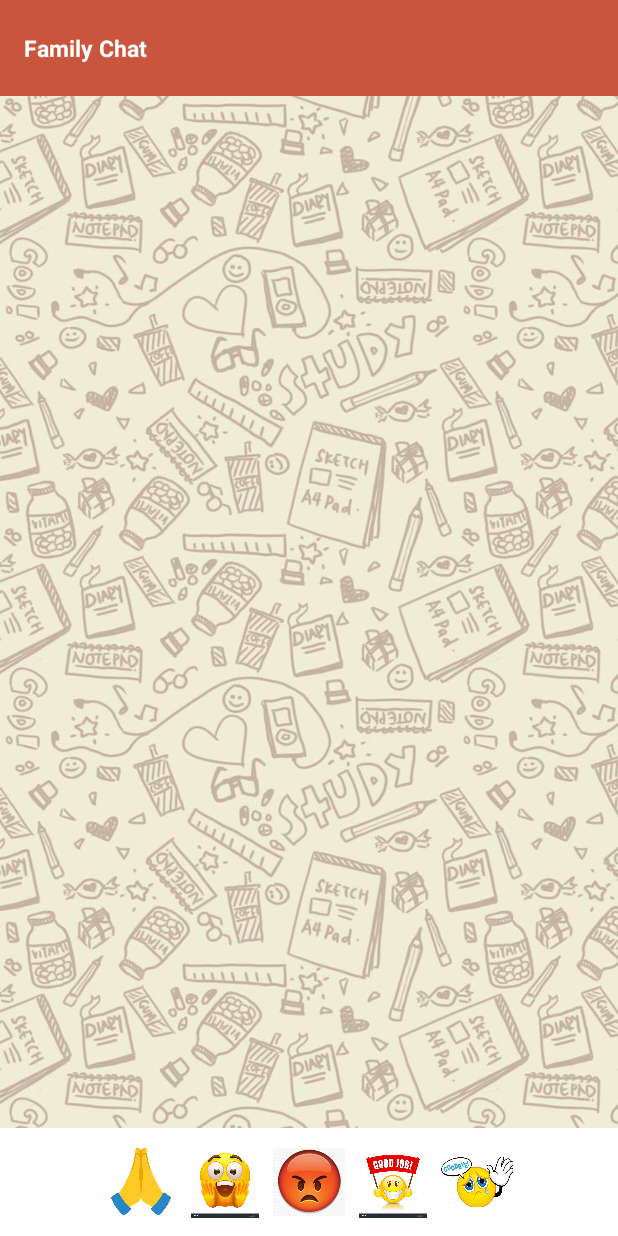
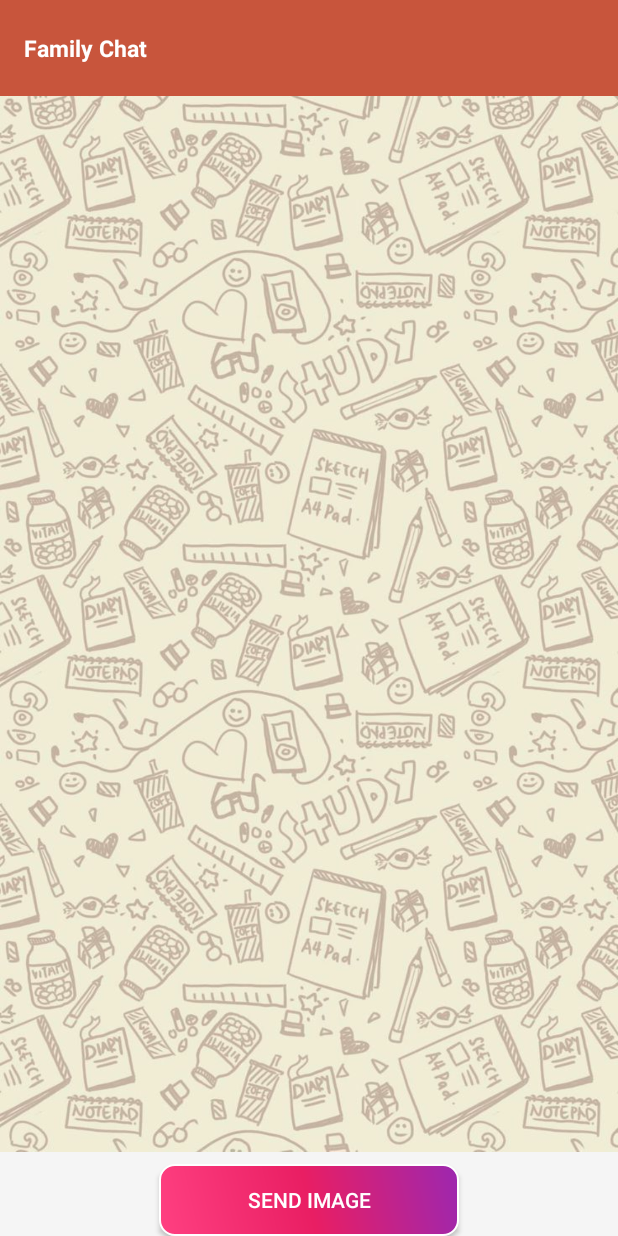
Before and after one commit to Naresh88815/ChatImage, an Android app: the screen it shows after launch (MainActivity), on a phone screen of 412 x 824 dp. Run offline under Robolectric (Android 15) with nearby library versions, the phone set to English and light mode, and no system bars; our stand-ins replace Room's generated code.

Commit message:
Commit after changes

```diff
--- a/app/build.gradle
+++ b/app/build.gradle
@@ -49,4 +49,7 @@ dependencies {
     implementation libs.androidx.lifecycle.viewmodel
     implementation libs.androidx.lifecycle.viewmodel.ktx
     implementation libs.androidx.lifecycle.livedata
+
+    implementation libs.glide // Latest stable version as of now
+    annotationProcessor libs.compiler // For Glide annotation processing
 }
--- a/app/src/main/AndroidManifest.xml
+++ b/app/src/main/AndroidManifest.xml
@@ -1,6 +1,8 @@
 <?xml version="1.0" encoding="utf-8"?>
 <manifest xmlns:android="http://schemas.android.com/apk/res/android"
     xmlns:tools="http://schemas.android.com/tools">
+    <uses-permission android:name="android.permission.READ_EXTERNAL_STORAGE" />
+    <uses-permission android:name="android.permission.WRITE_EXTERNAL_STORAGE" />
 
     <application
         android:allowBackup="true"
--- a/app/src/main/java/com/application/chatimage/AppDatabase.java
+++ b/app/src/main/java/com/application/chatimage/AppDatabase.java
@@ -5,12 +5,13 @@ import androidx.room.Database;
 import androidx.room.Room;
 import androidx.room.RoomDatabase;
 
-@Database(entities = {ChatMessage.class}, version = 1)
+@Database(entities = {ChatMessage.class}, version = 2)
 public abstract class AppDatabase extends RoomDatabase {
     private static volatile AppDatabase INSTANCE;
+
     public abstract ChatMessageDao chatMessageDao();
 
-    public static AppDatabase getDatabase(final Context context) {
+    public static AppDatabase getInstance(final Context context) {
         if (INSTANCE == null) {
             synchronized (AppDatabase.class) {
                 if (INSTANCE == null) {
--- a/app/src/main/java/com/application/chatimage/ChatMessageDao.java
+++ b/app/src/main/java/com/application/chatimage/ChatMessageDao.java
@@ -8,15 +8,20 @@ import java.util.List;
 
 @Dao
 public interface ChatMessageDao {
+
+    // Query to get all chat messages ordered by timestamp
     @Query("SELECT * FROM messages ORDER BY timestamp ASC")
     LiveData<List<ChatMessage>> getAllMessages();
 
+    // Method to insert a chat message
     @Insert
     void insert(ChatMessage message);
 
+    // Query to delete all chat messages
     @Query("DELETE FROM messages")
     void deleteAllMessages();
 
+    // Query to get the count of all messages, returning LiveData for UI updates
     @Query("SELECT COUNT(*) FROM messages")
-    int getMessageCount();
+    LiveData<Integer> getMessageCount();
 }
--- a/app/src/main/java/com/application/chatimage/ChatRepository.java
+++ b/app/src/main/java/com/application/chatimage/ChatRepository.java
@@ -7,24 +7,22 @@ import java.util.concurrent.ExecutorService;
 import java.util.concurrent.Executors;
 
 public class ChatRepository {
-    private ChatMessageDao messageDao;
-    private LiveData<List<ChatMessage>> allMessages;
-    private ExecutorService executorService;
+    private final AppDatabase database;
+    private final ExecutorService executorService;
 
     public ChatRepository(Application application) {
-        AppDatabase db = AppDatabase.getDatabase(application);
-        messageDao = db.chatMessageDao();
-        allMessages = messageDao.getAllMessages();
-        executorService = Executors.newSingleThreadExecutor();
+        this.database = AppDatabase.getInstance(application);
+        this.executorService = Executors.newSingleThreadExecutor();
     }
 
+    // DAO methods
     public LiveData<List<ChatMessage>> getAllMessages() {
-        return allMessages;
+        return database.chatMessageDao().getAllMessages();
     }
 
     public void insert(ChatMessage message) {
         executorService.execute(() -> {
-            messageDao.insert(message);
+            database.chatMessageDao().insert(message);
         });
     }
 }
--- a/app/src/main/java/com/application/chatimage/MainActivity.java
+++ b/app/src/main/java/com/application/chatimage/MainActivity.java
@@ -1,18 +1,34 @@
 package com.application.chatimage;
 
+import android.content.Intent;
+import android.net.Uri;
 import android.os.Bundle;
 import android.widget.ImageButton;
+import android.widget.Button;
+import androidx.activity.result.ActivityResultLauncher;
+import androidx.activity.result.contract.ActivityResultContracts;
 import androidx.appcompat.app.AppCompatActivity;
 import androidx.lifecycle.ViewModelProvider;
+import androidx.recyclerview.widget.LinearLayoutManager;
 import androidx.recyclerview.widget.RecyclerView;
-import androidx.recyclerview.widget.LinearLayoutManager;
+import com.bumptech.glide.Glide;
 import java.util.ArrayList;
 
 public class MainActivity extends AppCompatActivity {
+
     private ChatViewModel chatViewModel;
     private RecyclerView chatRecyclerView;
     private ChatAdapter chatAdapter;
-    private ImageButton btnNamaste, btnSurprise, btnAngry, btnGoodJob, btnGoodbye;
+    private Button btnUploadImage;
+
+    // Initialize ActivityResultLauncher for image picking
+    private final ActivityResultLauncher<Intent> pickImageLauncher =
+            registerForActivityResult(new ActivityResultContracts.StartActivityForResult(), result -> {
+                if (result.getResultCode() == RESULT_OK && result.getData() != null) {
+                    Uri selectedImageUri = result.getData().getData();
+                    sendMessage(selectedImageUri.toString()); // Send the image URI
+                }
+            });
 
     @Override
     protected void onCreate(Bundle savedInstanceState) {
@@ -24,18 +40,14 @@ public class MainActivity extends AppCompatActivity {
 
         // Initialize views
         chatRecyclerView = findViewById(R.id.chatRecyclerView);
-        btnNamaste = findViewById(R.id.btnNamaste);
-        btnSurprise = findViewById(R.id.btnSurprise);
-        btnAngry = findViewById(R.id.btnAngry);
-        btnGoodJob = findViewById(R.id.btnGoodJob);
-        btnGoodbye = findViewById(R.id.btnGoodbye);
+        btnUploadImage = findViewById(R.id.btnUploadImage); // Button for uploading image
 
         // Setup RecyclerView
         chatRecyclerView.setLayoutManager(new LinearLayoutManager(this));
         chatAdapter = new ChatAdapter(new ArrayList<>());
         chatRecyclerView.setAdapter(chatAdapter);
 
-        // Observe messages
+        // Observe messages from ViewModel
         chatViewModel.getAllMessages().observe(this, messages -> {
             chatAdapter = new ChatAdapter(messages);
             chatRecyclerView.setAdapter(chatAdapter);
@@ -47,53 +59,55 @@ public class MainActivity extends AppCompatActivity {
     }
 
     private void setupButtonClickListeners() {
-        btnNamaste.setOnClickListener(v -> sendMessage(R.drawable.namaste));
-        btnSurprise.setOnClickListener(v -> sendMessage(R.drawable.surprise));
-        btnAngry.setOnClickListener(v -> sendMessage(R.drawable.angry));
-        btnGoodJob.setOnClickListener(v -> sendMessage(R.drawable.good_job));
-        btnGoodbye.setOnClickListener(v -> sendMessage(R.drawable.goodbye));
+        // Set the click listener for the image upload button
+        btnUploadImage.setOnClickListener(v -> openImagePicker());
     }
 
-    private void sendMessage(int imageResource) {
-        // Create and insert user message
-        ChatMessage userMessage = new ChatMessage(
-                imageResource,
-                System.currentTimeMillis(),
-                true
-        );
+    // Opens the image picker dialog
+    private void openImagePicker() {
+        Intent intent = new Intent(Intent.ACTION_OPEN_DOCUMENT);
+        intent.setType("image/*");
+        pickImageLauncher.launch(intent);
+    }
+
+    // Send message with the selected image URI
+    private void sendMessage(String imageUri) {
+        ChatMessage userMessage = new ChatMessage(imageUri, System.currentTimeMillis(), true);
         chatViewModel.insert(userMessage);
 
-        // Send auto response after delay
-        chatRecyclerView.postDelayed(() -> sendAutoResponse(), 1000);
+        // Send an auto response after a short delay
+        chatRecyclerView.postDelayed(this::sendAutoResponse, 1000);
     }
 
+    // Auto-response to the user's message
     private void sendAutoResponse() {
         int responseType = (int) (Math.random() * 5) + 1;
-        int responseImageResource;
+        String responseImageUri;
 
-        switch(responseType) {
+        switch (responseType) {
             case 1:
-                responseImageResource = R.drawable.namaste;
+                responseImageUri = getDrawableUri(R.drawable.namaste);
                 break;
             case 2:
-                responseImageResource = R.drawable.surprise;
+                responseImageUri = getDrawableUri(R.drawable.surprise);
                 break;
             case 3:
-                responseImageResource = R.drawable.angry;
+                responseImageUri = getDrawableUri(R.drawable.angry);
                 break;
             case 4:
-                responseImageResource = R.drawable.good_job;
+                responseImageUri = getDrawableUri(R.drawable.good_job);
                 break;
             default:
-                responseImageResource = R.drawable.goodbye;
+                responseImageUri = getDrawableUri(R.drawable.goodbye);
                 break;
         }
 
-        ChatMessage autoResponse = new ChatMessage(
-                responseImageResource,
-                System.currentTimeMillis(),
-                false
-        );
+        ChatMessage autoResponse = new ChatMessage(responseImageUri, System.currentTimeMillis(), false);
         chatViewModel.insert(autoResponse);
     }
+
+    private String getDrawableUri(int resourceId) {
+        // Convert the drawable resource ID to a URI string
+        return "android.resource://" + getPackageName() + "/" + resourceId;
+    }
 }
--- /dev/null
+++ b/app/src/main/res/drawable/rounded_btn.xml
@@ -0,0 +1,16 @@
+<?xml version="1.0" encoding="utf-8"?>
+<shape xmlns:android="http://schemas.android.com/apk/res/android"
+    android:shape="rectangle">
+
+    <corners android:radius="10dp"/>
+    <stroke
+        android:width="1dp"
+        android:color="#FFFFFF"/>
+
+    <gradient
+        android:startColor="#FF4081"
+        android:centerColor="#E91E63"
+        android:endColor="#9C27B0"
+        android:angle="45"/>
+
+</shape>
--- a/app/src/main/res/layout/activity_main.xml
+++ b/app/src/main/res/layout/activity_main.xml
@@ -1,17 +1,17 @@
 <?xml version="1.0" encoding="utf-8"?>
-<androidx.constraintlayout.widget.ConstraintLayout
+<LinearLayout
     xmlns:android="http://schemas.android.com/apk/res/android"
-    xmlns:app="http://schemas.android.com/apk/res-auto"
     android:layout_width="match_parent"
     android:layout_height="match_parent"
+    android:orientation="vertical"
     android:background="@color/chat_background">
 
+    <!-- Toolbar for the app header -->
     <androidx.appcompat.widget.Toolbar
         android:id="@+id/toolbar"
         android:layout_width="match_parent"
         android:layout_height="?attr/actionBarSize"
-        android:background="@color/primary"
-        app:layout_constraintTop_toTopOf="parent">
+        android:background="@color/primary">
 
         <TextView
             android:layout_width="wrap_content"
@@ -23,71 +23,40 @@
 
     </androidx.appcompat.widget.Toolbar>
 
+    <!-- RecyclerView to display chat messages -->
     <androidx.recyclerview.widget.RecyclerView
         android:id="@+id/chatRecyclerView"
         android:layout_width="match_parent"
         android:layout_height="0dp"
+        android:layout_weight="1"
         android:padding="8dp"
         android:clipToPadding="false"
-        android:background="@drawable/chat_bg"
-        app:layout_constraintBottom_toTopOf="@id/bottomBar"
-        app:layout_constraintTop_toBottomOf="@id/toolbar" />
+        android:background="@drawable/chat_bg" />
 
-    <LinearLayout
-        android:id="@+id/bottomBar"
+    <!-- Button to upload image -->
+    <androidx.appcompat.widget.AppCompatButton
+        android:id="@+id/btnUploadImage"
+        android:layout_width="200dp"
+        android:layout_height="wrap_content"
+        android:text="Send Image"
+        android:layout_marginStart="16dp"
+        android:layout_marginEnd="16dp"
+        android:layout_marginTop="8dp"
+        android:textColor="#FFFFFF"
+        android:padding="10dp"
+        android:background="@drawable/rounded_btn"
+        android:layout_gravity="center_horizontal" />
+
+
+    <!-- ImageView to display the selected image -->
+    <ImageView
+        android:id="@+id/selectedImageView"
         android:layout_width="match_parent"
-        android:layout_height="wrap_content"
-        android:background="@android:color/white"
-        android:orientation="horizontal"
-        android:padding="8dp"
-        android:gravity="center"
-        app:layout_constraintBottom_toBottomOf="parent">
+        android:layout_height="200dp"
+        android:visibility="gone"
+        android:layout_marginTop="16dp"
+        android:layout_gravity="center_horizontal"
+        />
 
-        <ImageButton
-            android:id="@+id/btnNamaste"
-            android:layout_width="48dp"
-            android:layout_height="48dp"
-            android:layout_margin="4dp"
-            android:background="?attr/selectableItemBackgroundBorderless"
-            android:src="@drawable/namaste"
-            android:scaleType="fitCenter" />
 
-        <ImageButton
-            android:id="@+id/btnSurprise"
-            android:layout_width="48dp"
-            android:layout_height="48dp"
-            android:layout_margin="4dp"
-            android:background="?attr/selectableItemBackgroundBorderless"
-            android:src="@drawable/surprise"
-            android:scaleType="fitCenter" />
-
-        <ImageButton
-            android:id="@+id/btnAngry"
-            android:layout_width="48dp"
-            android:layout_height="48dp"
-            android:layout_margin="4dp"
-            android:background="?attr/selectableItemBackgroundBorderless"
-            android:src="@drawable/angry"
-            android:scaleType="fitCenter" />
-
-        <ImageButton
-            android:id="@+id/btnGoodJob"
-            android:layout_width="48dp"
-            android:layout_height="48dp"
-            android:layout_margin="4dp"
-            android:background="?attr/selectableItemBackgroundBorderless"
-            android:src="@drawable/good_job"
-            android:scaleType="fitCenter" />
-
-        <ImageButton
-            android:id="@+id/btnGoodbye"
-            android:layout_width="48dp"
-            android:layout_height="48dp"
-            android:layout_margin="4dp"
-            android:background="?attr/selectableItemBackgroundBorderless"
-            android:src="@drawable/goodbye"
-            android:scaleType="fitCenter" />
-
-    </LinearLayout>
-
-</androidx.constraintlayout.widget.ConstraintLayout>
+</LinearLayout>
--- a/gradle/libs.versions.toml
+++ b/gradle/libs.versions.toml
@@ -2,6 +2,7 @@
 agp = "8.6.1"
 cardview = "1.0.0"
 constraintlayoutVersion = "2.1.4"
+glide = "4.15.1"
 junit = "4.13.2"
 junitVersion = "1.2.1"
 espressoCore = "3.6.1"
@@ -21,6 +22,8 @@ androidx-lifecycle-viewmodel = { module = "androidx.lifecycle:lifecycle-viewmode
 androidx-lifecycle-viewmodel-ktx = { module = "androidx.lifecycle:lifecycle-viewmodel-ktx", version.ref = "lifecycleViewmodel" }
 androidx-recyclerview = { module = "androidx.recyclerview:recyclerview", version.ref = "recyclerview" }
 androidx-room-compiler = { module = "androidx.room:room-compiler", version.ref = "roomRuntime" }
+compiler = { module = "com.github.bumptech.glide:compiler", version.ref = "glide" }
+glide = { module = "com.github.bumptech.glide:glide", version.ref = "glide" }
 junit = { group = "junit", name = "junit", version.ref = "junit" }
 ext-junit = { group = "androidx.test.ext", name = "junit", version.ref = "junitVersion" }
 espresso-core = { group = "androidx.test.espresso", name = "espresso-core", version.ref = "espressoCore" }
```
Also changed, not shown: app/src/main/java/com/application/chatimage/ChatAdapter.java (+14 -13 lines), app/src/main/java/com/application/chatimage/ChatMessage.java (+11 -3 lines).
